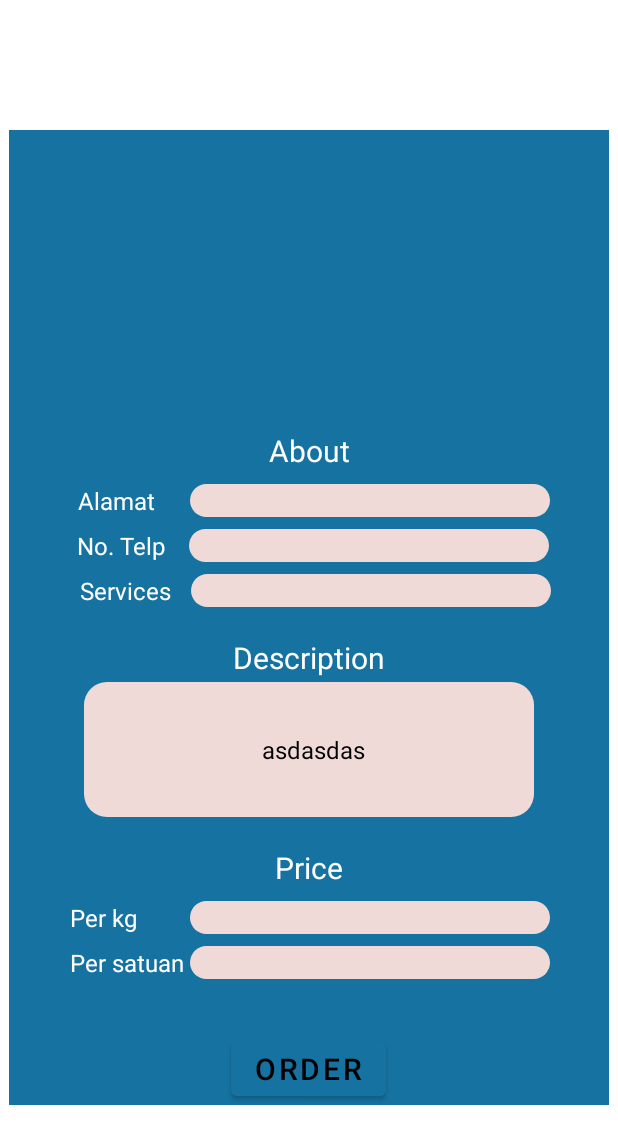
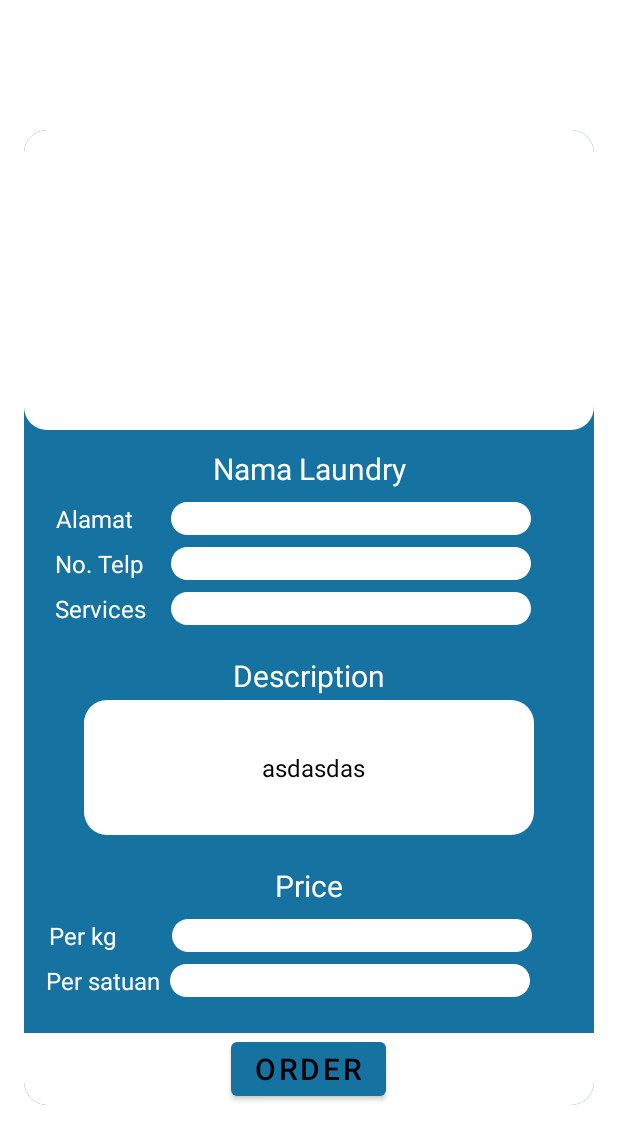
Before and after one commit to Riadiwibowo/Skripsi-Laundry, an Android app: the layout popup.xml on its own in the app's theme, with its tools: preview values and no code run, on a phone screen of 412 x 824 dp. Shown: the top 1144 px of the screen. Run offline under Robolectric (Android 15) with nearby library versions, the phone set to English and light mode, and no system bars.

Commit message:
20221218 - update xml popup & menu transaction laundry

```diff
--- a/app/src/main/java/com/example/testawal/MainActivity.java
+++ b/app/src/main/java/com/example/testawal/MainActivity.java
@@ -165,7 +165,7 @@ public class MainActivity extends AppCompatActivity {
                                     if(role.equals("user")){
                                         startActivity(new Intent(MainActivity.this, HomeActivity.class));
                                     }else if(role.equals("laundry")){
-                                        startActivity(new Intent(MainActivity.this, ProfileLaundry.class));
+                                        startActivity(new Intent(MainActivity.this, LaundryMain.class));
                                     }
                                 }
                             }
--- a/app/src/main/java/com/example/testawal/MyAdapter.java
+++ b/app/src/main/java/com/example/testawal/MyAdapter.java
@@ -29,7 +29,7 @@ public class MyAdapter extends RecyclerView.Adapter<MyAdapter.MyViewHolder>{
     Context context;
     ArrayList<User> userList;
     Dialog myDialog;
-    TextView Alamat, Description, Phone, Services;
+    TextView Alamat, Description, Phone, Services, NamaLaundry;
     ImageView iconPopup;
     Button btnPopup;
 
@@ -61,14 +61,16 @@ public class MyAdapter extends RecyclerView.Adapter<MyAdapter.MyViewHolder>{
                 Phone = myDialog.findViewById(R.id.Telp);
                 btnPopup = myDialog.findViewById(R.id.btnPopup);
                 Services = myDialog.findViewById(R.id.Service);
+                NamaLaundry = myDialog.findViewById(R.id.txtNamaLaundry);
 
                 if(userList.get(viewHolder.getAdapterPosition()).getImageUrl().toString().equals("")){
                     iconPopup.setBackground(ContextCompat.getDrawable(context, R.drawable.ic_profile_icon));
                 }else{
                     Glide.with(context).load(userList.get(viewHolder.getAdapterPosition()).getImageUrl()).into(iconPopup);
                 }
+                NamaLaundry.setText(userList.get(viewHolder.getAdapterPosition()).getNama());
                 Phone.setText(userList.get(viewHolder.getAdapterPosition()).getPhone());
-                Alamat.setText(userList.get(viewHolder.getAdapterPosition()).getNama());
+                Alamat.setText(userList.get(viewHolder.getAdapterPosition()).getAddress());
                 Description.setText(userList.get(viewHolder.getAdapterPosition()).getDescription());
                 myDialog.show();
                 btnPopup.setOnClickListener(new View.OnClickListener() {
--- a/app/src/main/java/com/example/testawal/Registrasi.java
+++ b/app/src/main/java/com/example/testawal/Registrasi.java
@@ -136,7 +136,7 @@ public class Registrasi extends AppCompatActivity {
             @Override
             public void onComplete(@NonNull Task<AuthResult> task) {
                 if(task.isSuccessful()){
-                    User user = new User(name, email, password, role, phone, null, null, null, null);
+                    User user = new User(name, email, password, role, phone, null, null, null, null, null);
                     FirebaseDatabase.getInstance().getReference().child("Users")
                             .child(FirebaseAuth.getInstance().getCurrentUser().getUid())
                             .setValue(user).addOnCompleteListener(new OnCompleteListener<Void>() {
--- /dev/null
+++ b/app/src/main/res/drawable/backgroundmainpopup.xml
@@ -0,0 +1,11 @@
+<?xml version="1.0" encoding="utf-8"?>
+<shape xmlns:android="http://schemas.android.com/apk/res/android"
+    android:shape="rectangle">
+
+    <solid android:color="#1572A1" />
+    <corners
+        android:bottomRightRadius="15dp"
+        android:bottomLeftRadius="15dp"
+        android:topLeftRadius="15dp"
+        android:topRightRadius="15dp" />
+</shape>
--- /dev/null
+++ b/app/src/main/res/drawable/belakangbuttonorder.xml
@@ -0,0 +1,9 @@
+<?xml version="1.0" encoding="utf-8"?>
+<shape xmlns:android="http://schemas.android.com/apk/res/android"
+    android:shape="rectangle">
+
+    <solid android:color="#FFFFFF" />
+    <corners
+        android:bottomRightRadius="15dp"
+        android:bottomLeftRadius="15dp" />
+</shape>
--- /dev/null
+++ b/app/src/main/res/drawable/edittextdetaillaundry.xml
@@ -0,0 +1,11 @@
+<?xml version="1.0" encoding="utf-8"?>
+<shape xmlns:android="http://schemas.android.com/apk/res/android"
+    android:shape="rectangle">
+
+    <solid android:color="#FFFFFF" />
+    <corners
+        android:bottomRightRadius="15dp"
+        android:bottomLeftRadius="15dp"
+        android:topLeftRadius="15dp"
+        android:topRightRadius="15dp" />
+</shape>
--- a/app/src/main/res/layout/activity_laundry_main.xml
+++ b/app/src/main/res/layout/activity_laundry_main.xml
@@ -95,6 +95,7 @@
             </androidx.cardview.widget.CardView>
 
             <androidx.cardview.widget.CardView
+                android:id="@+id/laundryTransaction"
                 android:foreground="?attr/selectableItemBackground"
                 android:clickable="true"
                 android:layout_width="0dp"
--- a/app/src/main/res/layout/popup.xml
+++ b/app/src/main/res/layout/popup.xml
@@ -2,11 +2,20 @@
 <androidx.constraintlayout.widget.ConstraintLayout xmlns:android="http://schemas.android.com/apk/res/android"
     xmlns:app="http://schemas.android.com/apk/res-auto"
     xmlns:tools="http://schemas.android.com/tools"
-    android:layout_width="400dp"
+    android:layout_width="380dp"
     android:layout_height="650dp"
-    android:background="#1572A1"
     android:orientation="vertical"
-    android:layout_gravity="center">
+    android:layout_gravity="center"
+    android:background="@drawable/backgroundmainpopup">
+
+    <androidx.constraintlayout.widget.ConstraintLayout
+        android:background="@drawable/edittextdetaillaundry"
+        android:id="@+id/constraintTop"
+        android:layout_width="match_parent"
+        android:layout_height="200dp"
+        app:layout_constraintEnd_toEndOf="parent"
+        app:layout_constraintStart_toStartOf="parent"
+        app:layout_constraintTop_toTopOf="parent">
 
         <ImageView
             android:id="@+id/iconPopup"
@@ -18,21 +27,22 @@
             app:layout_constraintStart_toStartOf="parent"
             app:layout_constraintTop_toTopOf="parent"
             tools:ignore="MissingConstraints" />
+    </androidx.constraintlayout.widget.ConstraintLayout>
 
     <androidx.constraintlayout.widget.ConstraintLayout
+        android:layout_marginTop="12dp"
         android:id="@+id/constraintAbout"
         android:layout_width="match_parent"
         android:layout_height="wrap_content"
         app:layout_constraintEnd_toEndOf="parent"
         app:layout_constraintStart_toStartOf="parent"
-        app:layout_constraintTop_toBottomOf="@+id/iconPopup"
-        android:layout_marginTop="20dp">
+        app:layout_constraintTop_toBottomOf="@+id/constraintTop">
 
         <TextView
-            android:id="@+id/txtAbout"
+            android:id="@+id/txtNamaLaundry"
             android:layout_width="wrap_content"
             android:layout_height="wrap_content"
-            android:text="About"
+            android:text="Nama Laundry"
             android:textAlignment="center"
             android:textColor="@color/white"
             android:textSize="20dp"
@@ -50,9 +60,9 @@
             android:textColor="@color/white"
             android:textSize="16dp"
             app:layout_constraintEnd_toEndOf="parent"
-            app:layout_constraintHorizontal_bias="0.118"
+            app:layout_constraintHorizontal_bias="0.049"
             app:layout_constraintStart_toStartOf="parent"
-            app:layout_constraintTop_toTopOf="@+id/txtAbout" />
+            app:layout_constraintTop_toTopOf="@+id/txtNamaLaundry" />
 
         <TextView
             android:id="@+id/Alamat"
@@ -61,12 +71,12 @@
             android:layout_marginTop="36dp"
             android:layout_marginLeft="40dp"
             android:paddingLeft="10dp"
-            android:background="@drawable/edittextrgsshape"
+            android:background="@drawable/edittextdetaillaundry"
             android:textColor="@color/black"
             android:textSize="16dp"
             app:layout_constraintEnd_toEndOf="parent"
             app:layout_constraintStart_toStartOf="@id/txtAlamat"
-            app:layout_constraintTop_toTopOf="@+id/txtAbout" />
+            app:layout_constraintTop_toTopOf="@+id/txtNamaLaundry" />
 
         <TextView
             android:id="@+id/txtTelp"
@@ -78,7 +88,7 @@
             android:textColor="@color/white"
             android:textSize="16dp"
             app:layout_constraintEnd_toEndOf="parent"
-            app:layout_constraintHorizontal_bias="0.12"
+            app:layout_constraintHorizontal_bias="0.049"
             app:layout_constraintStart_toStartOf="parent"
             app:layout_constraintTop_toTopOf="@+id/txtAlamat" />
 
@@ -88,7 +98,7 @@
             android:layout_height="wrap_content"
             android:layout_marginTop="30dp"
             android:layout_marginLeft="40dp"
-            android:background="@drawable/edittextrgsshape"
+            android:background="@drawable/edittextdetaillaundry"
             android:textColor="@color/black"
             android:textSize="16dp"
             android:paddingLeft="10dp"
@@ -106,7 +116,7 @@
             android:textColor="@color/white"
             android:textSize="16dp"
             app:layout_constraintEnd_toEndOf="parent"
-            app:layout_constraintHorizontal_bias="0.125"
+            app:layout_constraintHorizontal_bias="0.049"
             app:layout_constraintStart_toStartOf="parent"
             app:layout_constraintTop_toTopOf="@+id/txtTelp" />
 
@@ -116,7 +126,7 @@
             android:layout_height="wrap_content"
             android:layout_marginTop="30dp"
             android:layout_marginLeft="40dp"
-            android:background="@drawable/edittextrgsshape"
+            android:background="@drawable/edittextdetaillaundry"
             android:textColor="@color/black"
             android:textSize="16dp"
             android:textAlignment="textStart"
@@ -154,7 +164,7 @@
             android:layout_height="90dp"
             android:layout_marginTop="30dp"
             android:paddingLeft="5dp"
-            android:background="@drawable/edittextrgsshape"
+            android:background="@drawable/edittextdetaillaundry"
             android:textColor="@color/black"
             android:textSize="16dp"
             android:text="asdasdas"
@@ -165,14 +175,29 @@
 
     </androidx.constraintlayout.widget.ConstraintLayout>
 
+
+    <!--<TextView
+        android:id="@+id/namePopup"
+        android:layout_width="match_parent"
+        android:layout_height="wrap_content"
+        android:layout_marginTop="20dp"
+        android:text="NAMA LAUNDRY"
+        android:textAlignment="center"
+        android:textSize="24dp"
+        android:textColor="@color/black"
+        app:layout_constraintTop_toBottomOf="@+id/txtAbout"/>-->
+
     <androidx.constraintlayout.widget.ConstraintLayout
         android:id="@+id/contstraintPrice"
         android:layout_width="match_parent"
         android:layout_height="wrap_content"
+        android:layout_marginTop="20dp"
+        app:layout_constraintBottom_toBottomOf="parent"
         app:layout_constraintEnd_toEndOf="parent"
+        app:layout_constraintHorizontal_bias="0.0"
         app:layout_constraintStart_toStartOf="parent"
         app:layout_constraintTop_toBottomOf="@+id/constraintServices"
-        android:layout_marginTop="20dp">
+        app:layout_constraintVertical_bias="0.0">
 
         <TextView
             android:id="@+id/txtPrice"
@@ -195,7 +220,7 @@
             android:textColor="@color/white"
             android:textSize="16dp"
             app:layout_constraintEnd_toEndOf="parent"
-            app:layout_constraintHorizontal_bias="0.115"
+            app:layout_constraintHorizontal_bias="0.049"
             app:layout_constraintStart_toStartOf="parent"
             app:layout_constraintTop_toTopOf="@+id/txtPrice" />
 
@@ -203,10 +228,10 @@
             android:id="@+id/Kg"
             android:layout_width="240dp"
             android:layout_height="wrap_content"
+            android:layout_marginLeft="40dp"
             android:layout_marginTop="36dp"
-            android:layout_marginLeft="40dp"
+            android:background="@drawable/edittextdetaillaundry"
             android:paddingLeft="5dp"
-            android:background="@drawable/edittextrgsshape"
             android:textColor="@color/white"
             android:textSize="16dp"
             app:layout_constraintEnd_toEndOf="parent"
@@ -222,7 +247,7 @@
             android:textColor="@color/white"
             android:textSize="16dp"
             app:layout_constraintEnd_toEndOf="parent"
-            app:layout_constraintHorizontal_bias="0.125"
+            app:layout_constraintHorizontal_bias="0.049"
             app:layout_constraintStart_toStartOf="parent"
             app:layout_constraintTop_toTopOf="@+id/txtKg" />
 
@@ -230,10 +255,10 @@
             android:id="@+id/Satuan"
             android:layout_width="240dp"
             android:layout_height="wrap_content"
+            android:layout_marginLeft="40dp"
             android:layout_marginTop="30dp"
-            android:layout_marginLeft="40dp"
+            android:background="@drawable/edittextdetaillaundry"
             android:paddingLeft="5dp"
-            android:background="@drawable/edittextrgsshape"
             android:textColor="@color/white"
             android:textSize="16dp"
             app:layout_constraintEnd_toEndOf="parent"
@@ -242,24 +267,21 @@
 
     </androidx.constraintlayout.widget.ConstraintLayout>
 
-
-
-    <!--<TextView
-        android:id="@+id/namePopup"
+    <androidx.constraintlayout.widget.ConstraintLayout
         android:layout_width="match_parent"
         android:layout_height="wrap_content"
-        android:layout_marginTop="20dp"
-        android:text="NAMA LAUNDRY"
-        android:textAlignment="center"
-        android:textSize="24dp"
-        android:textColor="@color/black"
-        app:layout_constraintTop_toBottomOf="@+id/txtAbout"/>-->
+        android:background="@drawable/belakangbuttonorder"
+        app:layout_constraintBottom_toBottomOf="parent"
+        app:layout_constraintEnd_toEndOf="parent"
+        app:layout_constraintHorizontal_bias="1.0"
+        app:layout_constraintStart_toStartOf="parent"
+        app:layout_constraintTop_toBottomOf="@+id/contstraintPrice"
+        app:layout_constraintVertical_bias="1.0">
 
         <Button
             android:id="@+id/btnPopup"
             android:layout_width="wrap_content"
             android:layout_height="wrap_content"
-        android:layout_marginTop="20dp"
             android:text="Order"
             android:textColor="@color/black"
             android:textSize="20dp"
@@ -267,7 +289,10 @@
             app:layout_constraintEnd_toEndOf="parent"
             app:layout_constraintHorizontal_bias="0.498"
             app:layout_constraintStart_toStartOf="parent"
+            app:layout_constraintTop_toTopOf="parent"
             app:layout_constraintVertical_bias="0.137" />
+
+    </androidx.constraintlayout.widget.ConstraintLayout>
 
 
 </androidx.constraintlayout.widget.ConstraintLayout>
```
Also changed, not shown: app/src/main/AndroidManifest.xml (+7 -0 lines), app/src/main/java/com/example/testawal/LaundryMain.java (+9 -1 lines), app/src/main/java/com/example/testawal/LaundryTransaction.java (added, +112 -0 lines), app/src/main/java/com/example/testawal/MyAdapterTransaction.java (+8 -0 lines), app/src/main/java/com/example/testawal/User.java (+7 -1 lines), app/src/main/res/layout/activity_laundry_transaction.xml (added, +53 -0 lines). Lines whose indentation alone changed are shown as unchanged.
